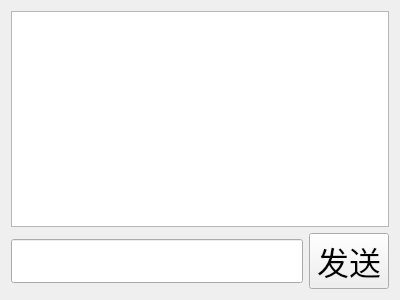
First picture: the form in privatechat.ui, repository JerkGPF/tcpClient, before the edit.
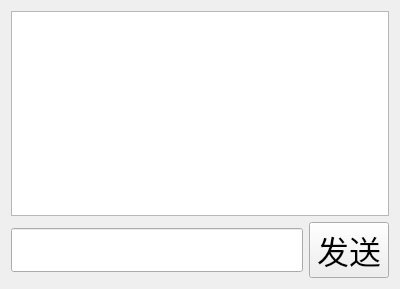
Second picture: the form after the edit.

```diff
--- a/privatechat.ui
+++ b/privatechat.ui
@@ -7,7 +7,7 @@
     <x>0</x>
     <y>0</y>
     <width>400</width>
-    <height>300</height>
+    <height>289</height>
    </rect>
   </property>
   <property name="windowTitle">
```
Left out of the diff: 2 changed lines with no effect on the pictures.
